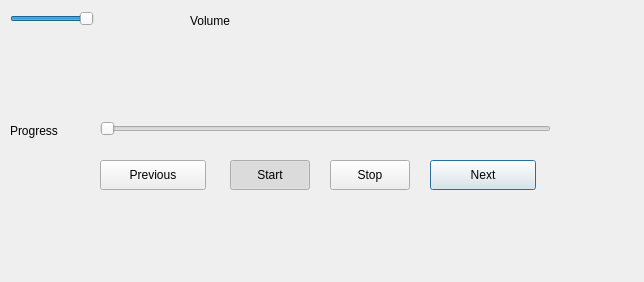
First picture: the form in MyPlayer/dialog.ui, repository ArachnidAgrajag/18xd27-package-music-player, before the edit.
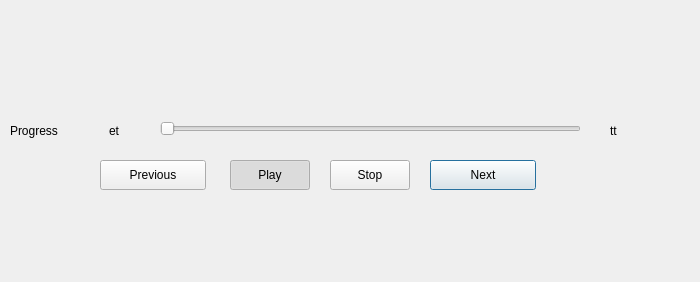
Second picture: the form after the edit.

Commit message: plays and pauses a fixed song. displays time

The edit to the form file:
```diff
--- a/MyPlayer/dialog.ui
+++ b/MyPlayer/dialog.ui
@@ -6,7 +6,7 @@
    <rect>
     <x>0</x>
     <y>0</y>
-    <width>644</width>
+    <width>700</width>
     <height>282</height>
    </rect>
   </property>
@@ -39,12 +39,38 @@
     <string>Previous</string>
    </property>
   </widget>
+  <widget class="QLabel" name="elapsedTime">
+   <property name="geometry">
+    <rect>
+     <x>109</x>
+     <y>120</y>
+     <width>51</width>
+     <height>21</height>
+    </rect>
+   </property>
+   <property name="text">
+    <string>et</string>
+   </property>
+  </widget>
+  <widget class="QLabel" name="totalTime">
+   <property name="geometry">
+    <rect>
+     <x>610</x>
+     <y>120</y>
+     <width>80</width>
+     <height>21</height>
+    </rect>
+   </property>
+   <property name="text">
+    <string>tt</string>
+   </property>
+  </widget>
   <widget class="QSlider" name="sliderProgress">
    <property name="geometry">
     <rect>
-     <x>100</x>
+     <x>160</x>
      <y>120</y>
-     <width>451</width>
+     <width>421</width>
      <height>18</height>
     </rect>
    </property>
@@ -52,35 +78,6 @@
     <enum>Qt::Horizontal</enum>
    </property>
   </widget>
-  <widget class="QLabel" name="label_2">
-   <property name="geometry">
-    <rect>
-     <x>190</x>
-     <y>10</y>
-     <width>63</width>
-     <height>21</height>
-    </rect>
-   </property>
-   <property name="text">
-    <string>Volume</string>
-   </property>
-  </widget>
-  <widget class="QSlider" name="sliderVolume">
-   <property name="geometry">
-    <rect>
-     <x>10</x>
-     <y>10</y>
-     <width>84</width>
-     <height>18</height>
-    </rect>
-   </property>
-   <property name="value">
-    <number>99</number>
-   </property>
-   <property name="orientation">
-    <enum>Qt::Horizontal</enum>
-   </property>
-  </widget>
   <widget class="QLabel" name="label">
    <property name="geometry">
     <rect>
@@ -104,7 +101,7 @@
     </rect>
    </property>
    <property name="text">
-    <string>Start</string>
+    <string>Play</string>
    </property>
    <property name="checkable">
     <bool>true</bool>
```
Left out of the diff: 4 changed lines with no effect on the pictures. The commit also changes 7 other files.
